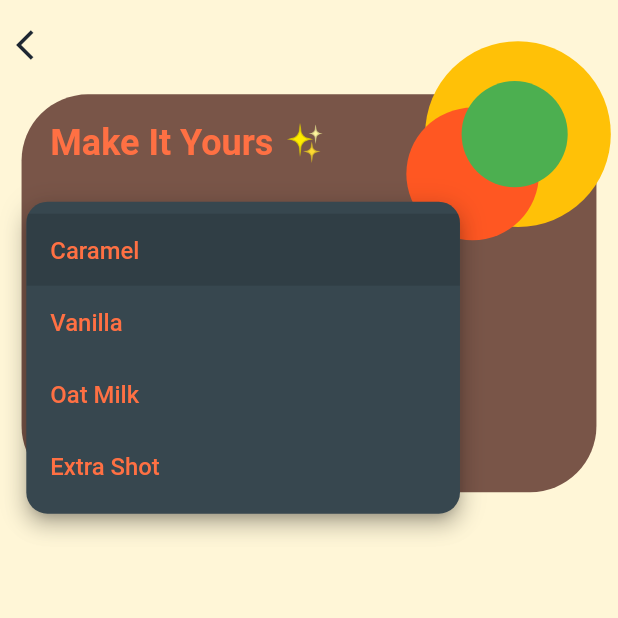
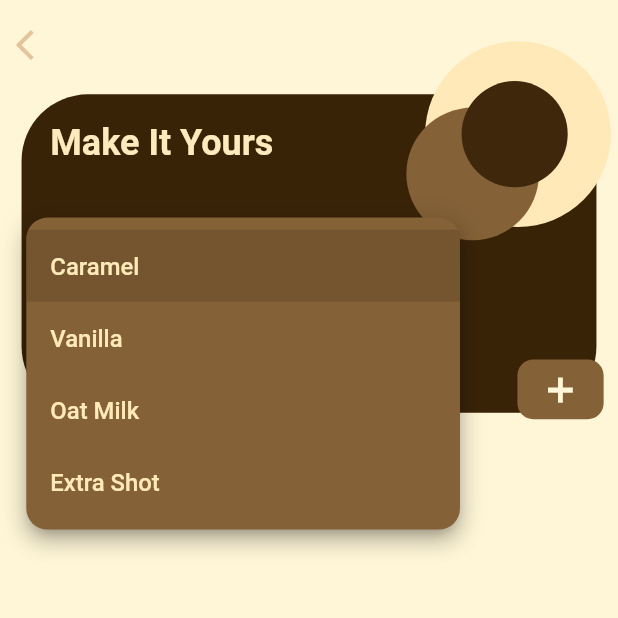
Before and after one commit to AlaaAlprol2003/Cafe-Pre-Order-App, a Flutter app: the ProductScreen screen opened directly with empty values, after a tap on "Select an add-on", on a phone screen of 412 x 824 dp, the top half of it. Run offline on Flutter 3.47's test engine with Material 3 defaults, Android fonts, the phone set to English and light mode, and no system bars; our stand-ins replace animate_do, animated_text_kit, animated_toggle_switch, carousel_slider, cloud_firestore, firebase_auth and 17 more; missing offline and left inert: dart_either; accounts and stored records are empty; network calls fail; project files that could hold a hidden picture were left out.

Commit message:
Optimize UI components in product category and product screens; improve layout and styling

```diff
--- a/lib/core/widgets/product_category.dart
+++ b/lib/core/widgets/product_category.dart
@@ -21,26 +21,25 @@ class _ProductCategoryState extends State<ProductCategory> {
         Container(
           height: 150.h,
           width: double.infinity,
+          decoration: BoxDecoration(
 
-          decoration: BoxDecoration(
-            color: ColorsManager.darkChocolate,
+            color: const Color.fromARGB(255, 57, 35, 7),
             borderRadius: BorderRadius.only(topRight: Radius.circular(16.r)),
           ),
         ),
         Positioned(
           bottom: -16.h,
           left: -10.w,
-
           child: Container(
             height: 185.h,
             width: 160.w,
             decoration: BoxDecoration(
               borderRadius: BorderRadius.circular(16.r),
-              color: ColorsManager.darkBrown
+              color: const Color.fromARGB(255, 132, 97, 55),
             ),
             child: ClipRRect(
               borderRadius: BorderRadius.circular(16.r),
-              child: Image.asset(widget.product.image, fit: BoxFit.cover),
+              child: Image.asset(widget.product.image, fit: BoxFit.contain),
             ),
           ),
         ),
@@ -51,19 +50,25 @@ class _ProductCategoryState extends State<ProductCategory> {
             children: [
               Text(
                 widget.product.name,
-                style: Theme.of(context).textTheme.displayMedium!.copyWith(color: ColorsManager.creamyWhite),
+                style: Theme.of(context)
+                    .textTheme
+                    .displayMedium!
+                    .copyWith(color: ColorsManager.creamyWhite),
               ),
               SizedBox(height: 10.h),
               Text(
                 "Pre Time: ${widget.product.pretime}",
                 style: Theme.of(context).textTheme.displayMedium!.copyWith(
-                  color: ColorsManager.creamyWhite,
-                ),
+                      color: ColorsManager.creamyWhite,
+                    ),
               ),
               SizedBox(height: 10.h),
               Text(
                 "EGP ${widget.product.price}",
-                style: Theme.of(context).textTheme.displayMedium!.copyWith(color: ColorsManager.creamyWhite),
+                style: Theme.of(context)
+                    .textTheme
+                    .displayMedium!
+                    .copyWith(color: ColorsManager.creamyWhite),
               ),
               SizedBox(height: 10.h),
             ],
@@ -77,23 +82,32 @@ class _ProductCategoryState extends State<ProductCategory> {
               Text(
                 "${widget.product.rate}",
                 style: Theme.of(context).textTheme.displayMedium!.copyWith(
-                  color: ColorsManager.creamyWhite,
-                  fontSize: 15.sp
-                ),
+                    color: ColorsManager.creamyWhite, fontSize: 15.sp),
               ),
               SizedBox(width: 5.w),
-              Icon(Icons.star, color: Colors.amber,size: 15.h,),
+              Icon(
+                Icons.star,
+                color: Colors.amber,
+                size: 15.h,
+              ),
             ],
           ),
         ),
         Positioned(
           bottom: -10.h,
           right: -10.w,
-          child: CircleAvatar(
-            backgroundColor: ColorsManager.burntOrange,
-
-            radius: 20,
-            child: Icon(Icons.add, color: ColorsManager.darkNavyBlue, size: 20),
+          child: Container(
+            height: 30.h,
+            width: 40.w,
+            decoration: BoxDecoration(
+                color: const Color.fromARGB(255, 132, 97, 55),
+                borderRadius: BorderRadius.circular(8.r)),
+            child: Icon(
+              Icons.add_outlined,
+              color: ColorsManager.creamyWhite,
+              size: 25.h,
+              fontWeight: FontWeight.bold,
+            ),
           ),
         ),
       ],
--- a/lib/features/auth/presentation/screens/login_screen.dart
+++ b/lib/features/auth/presentation/screens/login_screen.dart
@@ -67,7 +67,6 @@ class _LoginScreenState extends State<LoginScreen> {
             }
           },
         ),
-
         BlocListener<AuthCubit, AuthState>(
           listenWhen: (prev, curr) =>
               curr is GetUserFromFirestoreSuccess ||
@@ -80,7 +79,7 @@ class _LoginScreenState extends State<LoginScreen> {
                 context: context,
                 message: " Welcome back! We're glad to see you 👋",
               );
-              ///Navigator.pushReplacementNamed(context, AppRoutes.mainLayout);
+              Navigator.pushReplacementNamed(context, AppRoutes.mainLayout);
             } else if (state is GetUserFromFirestoreFailure) {
               UiUtils.showMessage(
                 context: context,
@@ -102,8 +101,9 @@ class _LoginScreenState extends State<LoginScreen> {
               padding: REdgeInsets.only(top: 130.0),
               child: Center(
                 child: ConstrainedBox(
-                  constraints: BoxConstraints(maxWidth: 400.w,),
-
+                  constraints: BoxConstraints(
+                    maxWidth: 400.w,
+                  ),
                   child: Column(
                     children: [
                       Image.asset(
@@ -164,15 +164,15 @@ class _LoginScreenState extends State<LoginScreen> {
                               SizedBox(height: 24.h),
                               CustomElevatedButton(
                                 onPressed: () async {
-                                  Navigator.pushReplacementNamed(context, AppRoutes.mainLayout);
-                                  // if (_formKey.currentState?.validate() == false)
-                                  //   return;
-                                  // await cubit.login(
-                                  //   request: LoginRequest(
-                                  //     email: _emailController.text,
-                                  //     password: _passwordController.text,
-                                  //   ),
-                                  // );
+                                  //Navigator.pushReplacementNamed(context, AppRoutes.mainLayout);
+                                  if (_formKey.currentState?.validate() ==
+                                      false) return;
+                                  await cubit.login(
+                                    request: LoginRequest(
+                                      email: _emailController.text,
+                                      password: _passwordController.text,
+                                    ),
+                                  );
                                 },
                                 text: "Login",
                               ),
--- a/lib/features/product/presentation/product_screen.dart
+++ b/lib/features/product/presentation/product_screen.dart
@@ -15,11 +15,7 @@ class ProductScreen extends StatefulWidget {
   State<ProductScreen> createState() => _ProductScreenState();
 }
 
-class _ProductScreenState extends State<ProductScreen>
-    {
-
-
-
+class _ProductScreenState extends State<ProductScreen> {
   final List<String> items = ["Caramel", "Vanilla", "Oat Milk", "Extra Shot"];
 
   String? selectedItem;
@@ -29,12 +25,10 @@ class _ProductScreenState extends State<ProductScreen>
   @override
   void initState() {
     super.initState();
-
   }
 
   @override
   void dispose() {
-
     super.dispose();
   }
 
@@ -65,63 +59,60 @@ class _ProductScreenState extends State<ProductScreen>
                       },
                       child: Icon(
                         Icons.arrow_back_ios,
-                        color: ColorsManager.charcoalBlue,
+                        color: const Color.fromRGBO(227, 197, 156, 1),
                       ),
                     ),
                   ),
                   SizedBox(height: 24.h),
-
-
-
                   Stack(
                     clipBehavior: Clip.none,
                     children: [
                       Container(
                         width: 400.w,
-                            height: 300.h,
+                        height: 240.h,
                         decoration: BoxDecoration(
-                              color:Colors.brown,
-                              borderRadius: BorderRadius.only(
-                                bottomRight: Radius.circular(50.r),
-                                bottomLeft: Radius.circular(50.r),
-                                topLeft: Radius.circular(50.r),
-                                topRight: Radius.circular(50.r),
+                          color: const Color.fromARGB(255, 57, 35, 7),
+                          borderRadius: BorderRadius.circular(50.r),
                         ),
                       ),
-                          ),
-
                       Positioned(
-                            top: -40.h ,
+                        top: -40.h,
                         right: -10.w,
                         child: CircleAvatar(
                           radius: 70.r,
-                              backgroundColor: Colors.amber,
+                          backgroundColor:
+                              const Color.fromARGB(255, 255, 233, 185),
                         ),
                       ),
-
                       Positioned(
-                            top: 10.h ,
+                        top: 10.h,
                         right: 40.w,
                         child: CircleAvatar(
                           radius: 50.r,
-                              backgroundColor: Colors.deepOrange,
+                          backgroundColor:
+                              const Color.fromARGB(255, 132, 97, 55),
                         ),
                       ),
-
                       Positioned(
-                            top: -10.h ,
+                        top: -10.h,
                         right: 20.w,
                         child: CircleAvatar(
                           radius: 40.r,
-                              backgroundColor: Colors.green,
+                          backgroundColor:
+                              const Color.fromARGB(255, 62, 39, 11),
                         ),
                       ),
                       Positioned(
                         left: 20.w,
                         top: 20.h,
                         child: Text(
-                              "Make It Yours ✨",
-                              style: Theme.of(context).textTheme.headlineLarge,
+                          "Make It Yours",
+                          style: Theme.of(context)
+                              .textTheme
+                              .headlineLarge!
+                              .copyWith(
+                                color: Color.fromARGB(255, 253, 235, 190),
+                              ),
                         ),
                       ),
                       Positioned(
@@ -130,10 +121,12 @@ class _ProductScreenState extends State<ProductScreen>
                         right: 120.w,
                         child: Column(
                           children: [
+                            SizedBox(height: 12.h),
                             SizedBox(
                               child: DropdownButtonFormField<String>(
                                 value: selectedItem,
-                                    dropdownColor: ColorsManager.blueGrey,
+                                dropdownColor:
+                                    const Color.fromARGB(255, 132, 97, 55),
                                 borderRadius: BorderRadius.circular(16.r),
                                 hint: Text(
                                   "Select an add-on",
@@ -150,8 +143,8 @@ class _ProductScreenState extends State<ProductScreen>
                                           .textTheme
                                           .displayMedium!
                                           .copyWith(
-                                                color:
-                                                    ColorsManager.burntOrange,
+                                            color: const Color.fromARGB(
+                                                255, 255, 234, 184),
                                           ),
                                     ),
                                   );
@@ -159,11 +152,31 @@ class _ProductScreenState extends State<ProductScreen>
                                 onChanged: (newValue) {
                                   selectedItem = newValue;
                                 },
+                                iconEnabledColor: ColorsManager.warmBeige,
                                 decoration: InputDecoration(
                                   filled: true,
-                                      fillColor: ColorsManager.blueGrey,
-
+                                  fillColor:
+                                      const Color.fromARGB(255, 57, 35, 7),
                                   border: OutlineInputBorder(
+                                    borderSide: BorderSide(
+                                      color: Color.fromARGB(255, 252, 232, 191),
+                                    ),
+                                    borderRadius: BorderRadius.circular(
+                                      12.r,
+                                    ),
+                                  ),
+                                  enabledBorder: OutlineInputBorder(
+                                    borderSide: BorderSide(
+                                      color: Color.fromARGB(255, 252, 232, 191),
+                                    ),
+                                    borderRadius: BorderRadius.circular(
+                                      12.r,
+                                    ),
+                                  ),
+                                  focusedBorder: OutlineInputBorder(
+                                    borderSide: BorderSide(
+                                      color: Color.fromARGB(255, 252, 232, 191),
+                                    ),
                                     borderRadius: BorderRadius.circular(
                                       12.r,
                                     ),
@@ -175,36 +188,70 @@ class _ProductScreenState extends State<ProductScreen>
                                 ),
                               ),
                             ),
-                                SizedBox(height: 12.h),
-                                CircleAvatar(
-                                  backgroundColor: ColorsManager.burntOrange,
-
-                                  radius: 20,
-                                  child: Icon(
-                                    Icons.add,
-                                    color: ColorsManager.darkNavyBlue,
-                                    size: 25,
-                                  ),
-                                ),
-                                SizedBox(height: 12.h),
-                                TextFormField(
+                            SizedBox(height: 16.h),
+                            SizedBox(
+                              height: 50.h,
+                              child: TextFormField(
                                 controller: _specialInstructions,
                                 decoration: InputDecoration(
                                   filled: true,
-                                    fillColor: ColorsManager.blueGrey,
+                                  fillColor:
+                                      const Color.fromARGB(255, 57, 35, 7),
                                   hintText: "Any special instructions",
                                   hintStyle: Theme.of(
                                     context,
-                                    ).textTheme.displayMedium,
+                                  ).textTheme.displayMedium!.copyWith(
+                                      color: const Color.fromARGB(
+                                          170, 225, 208, 165)),
+                                  border: OutlineInputBorder(
+                                    borderSide: BorderSide(
+                                      color: Color.fromARGB(255, 252, 232, 191),
+                                    ),
+                                    borderRadius: BorderRadius.circular(
+                                      12.r,
+                                    ),
+                                  ),
+                                  enabledBorder: OutlineInputBorder(
+                                    borderSide: BorderSide(
+                                      color: Color.fromARGB(255, 252, 232, 191),
+                                    ),
+                                    borderRadius: BorderRadius.circular(
+                                      12.r,
+                                    ),
+                                  ),
+                                  focusedBorder: OutlineInputBorder(
+                                    borderSide: BorderSide(
+                                      color: Color.fromARGB(255, 252, 232, 191),
+                                    ),
+                                    borderRadius: BorderRadius.circular(
+                                      12.r,
+                                    ),
+                                  ),
+                                ),
                               ),
                             ),
                           ],
                         ),
                       ),
+                      Positioned(
+                        bottom: -5.h,
+                        right: -5.w,
+                        child: Container(
+                          height: 45.h,
+                          width: 60.w,
+                          decoration: BoxDecoration(
+                              color: const Color.fromARGB(255, 132, 97, 55),
+                              borderRadius: BorderRadius.circular(12.r)),
+                          child: Icon(
+                            Icons.add_outlined,
+                            color: ColorsManager.creamyWhite,
+                            size: 30.h,
+                            fontWeight: FontWeight.bold,
+                          ),
+                        ),
+                      ),
                     ],
                   ),
-
-
                   SizedBox(height: 50.h),
                   Padding(
                     padding: REdgeInsets.symmetric(
@@ -213,7 +260,6 @@ class _ProductScreenState extends State<ProductScreen>
                     ),
                     child: AnimationLimiter(
                       child: Center(
-
                         child: ConstrainedBox(
                           constraints: BoxConstraints(maxWidth: 500),
                           child: ListView.separated(
```
Lines whose indentation alone changed are shown as unchanged.
